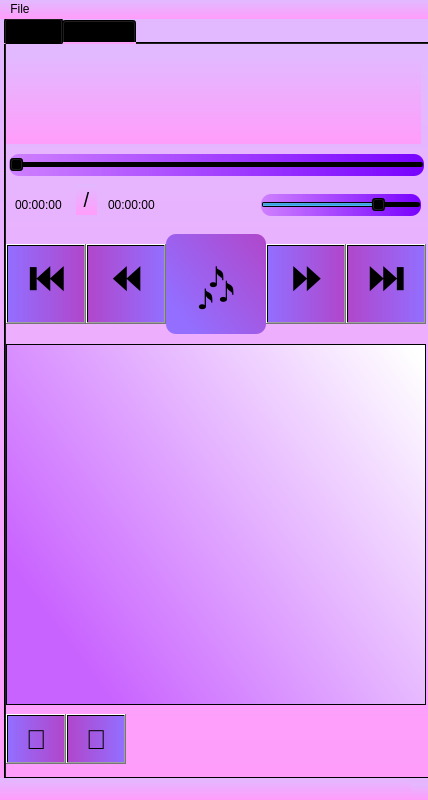
Qt form untitled.ui (VanoCry/pyqt) before a commit.
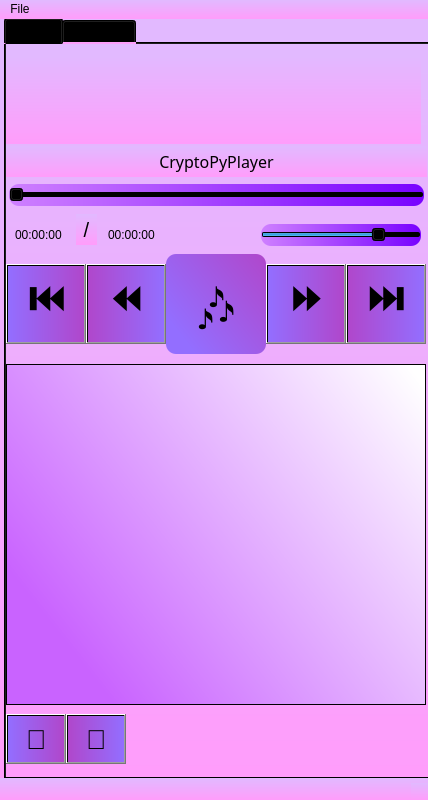
The same form after that commit. The open tabs and pages were chosen to show the change.

```diff
--- a/untitled.ui
+++ b/untitled.ui
@@ -46,7 +46,7 @@
       <property name="geometry">
        <rect>
         <x>340</x>
-        <y>200</y>
+        <y>220</y>
         <width>80</width>
         <height>80</height>
        </rect>
@@ -70,7 +70,7 @@
       <property name="geometry">
        <rect>
         <x>80</x>
-        <y>200</y>
+        <y>220</y>
         <width>80</width>
         <height>80</height>
        </rect>
@@ -94,7 +94,7 @@
       <property name="geometry">
        <rect>
         <x>160</x>
-        <y>190</y>
+        <y>210</y>
         <width>100</width>
         <height>100</height>
        </rect>
@@ -120,7 +120,7 @@
       <property name="geometry">
        <rect>
         <x>260</x>
-        <y>200</y>
+        <y>220</y>
         <width>80</width>
         <height>80</height>
        </rect>
@@ -144,7 +144,7 @@
       <property name="geometry">
        <rect>
         <x>0</x>
-        <y>200</y>
+        <y>220</y>
         <width>80</width>
         <height>80</height>
        </rect>
@@ -168,7 +168,7 @@
       <property name="geometry">
        <rect>
         <x>3</x>
-        <y>110</y>
+        <y>140</y>
         <width>415</width>
         <height>22</height>
        </rect>
@@ -191,7 +191,7 @@
       <property name="geometry">
        <rect>
         <x>-10</x>
-        <y>150</y>
+        <y>180</y>
         <width>70</width>
         <height>22</height>
        </rect>
@@ -213,7 +213,7 @@
       <property name="geometry">
        <rect>
         <x>100</x>
-        <y>150</y>
+        <y>180</y>
         <width>70</width>
         <height>22</height>
        </rect>
@@ -232,7 +232,7 @@
       <property name="geometry">
        <rect>
         <x>70</x>
-        <y>140</y>
+        <y>170</y>
         <width>21</width>
         <height>31</height>
        </rect>
@@ -242,6 +242,9 @@
         <pointsize>15</pointsize>
        </font>
       </property>
+      <property name="styleSheet">
+       <string notr="true">background-color: argb(0, 0, 0, 0)</string>
+      </property>
       <property name="text">
        <string>/</string>
       </property>
@@ -253,7 +256,7 @@
       <property name="geometry">
        <rect>
         <x>255</x>
-        <y>150</y>
+        <y>180</y>
         <width>160</width>
         <height>22</height>
        </rect>
@@ -315,9 +318,9 @@
       <property name="geometry">
        <rect>
         <x>0</x>
-        <y>300</y>
+        <y>320</y>
         <width>420</width>
-        <height>361</height>
+        <height>341</height>
        </rect>
       </property>
       <property name="styleSheet">
@@ -334,6 +337,31 @@
        </rect>
       </property>
      </widget>
+     <widget class="QLabel" name="label_track">
+      <property name="geometry">
+       <rect>
+        <x>0</x>
+        <y>102</y>
+        <width>421</width>
+        <height>31</height>
+       </rect>
+      </property>
+      <property name="font">
+       <font>
+        <family>Segoe Print</family>
+        <pointsize>12</pointsize>
+       </font>
+      </property>
+      <property name="text">
+       <string>CryptoPyPlayer</string>
+      </property>
+      <property name="textFormat">
+       <enum>Qt::PlainText</enum>
+      </property>
+      <property name="alignment">
+       <set>Qt::AlignCenter</set>
+      </property>
+     </widget>
     </widget>
     <widget class="QWidget" name="tab_2">
      <attribute name="title">
```
Left out of the diff: 4 changed lines with no effect on the pictures.
